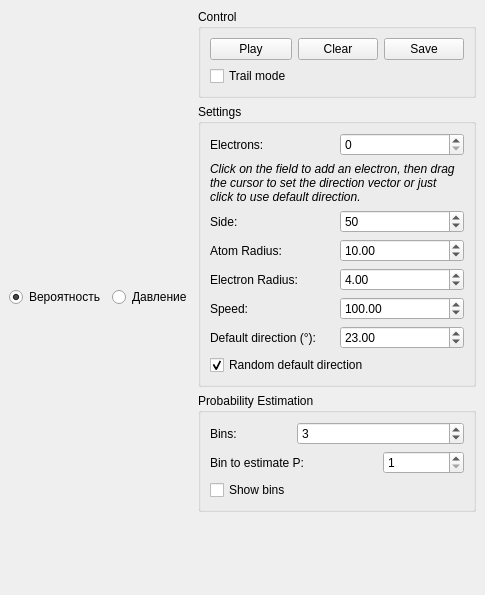
First picture: the form in src/window.ui, repository romovpa/Lorentz-gas, before the edit.
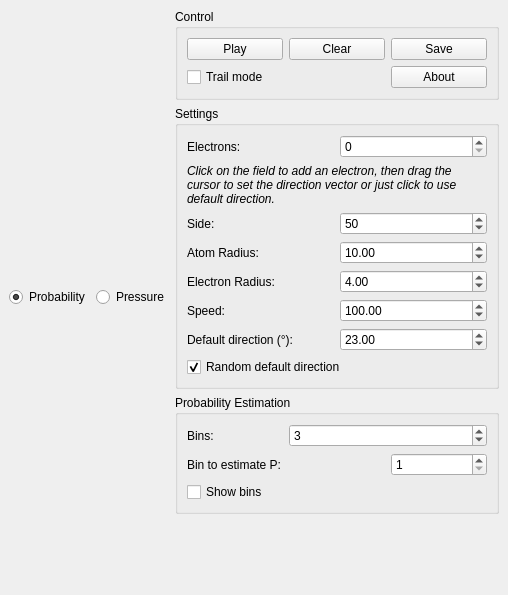
Second picture: the form after the edit.

Commit message: Added about dialog

```diff
--- a/src/window.ui
+++ b/src/window.ui
@@ -6,7 +6,7 @@
    <rect>
     <x>0</x>
     <y>0</y>
-    <width>470</width>
+    <width>508</width>
     <height>595</height>
    </rect>
   </property>
@@ -51,26 +51,20 @@
          </property>
         </widget>
        </item>
-       <item row="1" column="2" colspan="2">
-        <spacer name="horizontalSpacer">
-         <property name="orientation">
-          <enum>Qt::Horizontal</enum>
-         </property>
-         <property name="sizeHint" stdset="0">
-          <size>
-           <width>40</width>
-           <height>20</height>
-          </size>
-         </property>
-        </spacer>
-       </item>
-       <item row="1" column="1">
+       <item row="1" column="1" colspan="2">
         <widget class="QCheckBox" name="trailModeCheckBox">
          <property name="text">
           <string>Trail mode</string>
          </property>
         </widget>
        </item>
+       <item row="1" column="3">
+        <widget class="QPushButton" name="aboutButton">
+         <property name="text">
+          <string>About</string>
+         </property>
+        </widget>
+       </item>
       </layout>
      </widget>
     </item>
@@ -338,7 +332,7 @@
         <item>
          <widget class="QRadioButton" name="radioButton1">
           <property name="text">
-           <string>Вероятность</string>
+           <string>Probability</string>
           </property>
           <property name="checked">
            <bool>true</bool>
@@ -348,7 +342,7 @@
         <item>
          <widget class="QRadioButton" name="radioButton2">
           <property name="text">
-           <string>Давление</string>
+           <string>Pressure</string>
           </property>
          </widget>
         </item>
```
The commit also changes 8 other files.
